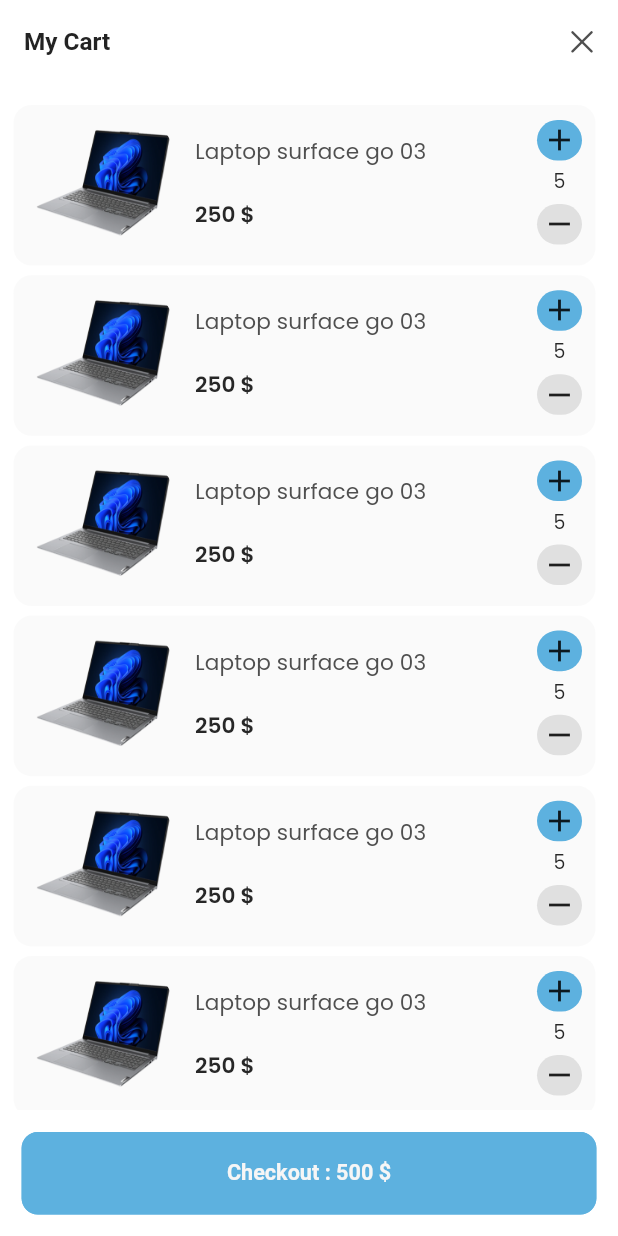
After one commit to SidahmedBelkadi/flutter_ecommerce_with_getx_and_animations_UI, a Flutter app: the CartScreen screen opened by its route, on a phone screen of 412 x 824 dp. The commit adds this screen. Run offline on Flutter 3.47's test engine with Material 3 defaults, Android fonts, the phone set to English and light mode, and no system bars; our stand-ins replace badges, carousel_slider, flutter_animate, flutter_otp_text_field, flutter_screenutil, flutter_staggered_animations and 7 more; accounts and stored records are empty; project files that could hold a hidden picture were left out.

Commit message:
Cart screen

```diff
--- a/lib/common/widgets/appBars/custom_back_app_bar.dart
+++ b/lib/common/widgets/appBars/custom_back_app_bar.dart
@@ -18,6 +18,7 @@ class CustomSimpleBackAppBar extends StatelessWidget implements PreferredSize {
     return AppBar(
       title: Text(title ?? ""),
       automaticallyImplyLeading: false,
+      centerTitle: false,
       actions: [
         IconButton(
           icon: const Icon(CupertinoIcons.clear),
--- a/lib/common/widgets/headers/header_and_cart.dart
+++ b/lib/common/widgets/headers/header_and_cart.dart
@@ -1,4 +1,5 @@
 import 'package:badges/badges.dart' as badges;
+import 'package:ecommmerce/config/routing/app_routes.dart';
 import 'package:flutter/material.dart';
 import 'package:get/get.dart';
 import 'package:iconsax/iconsax.dart';
@@ -42,7 +43,10 @@ class HeaderAndCartIcon extends StatelessWidget {
           ),
           badgeStyle: badges.BadgeStyle(
               badgeColor: Get.isDarkMode ? AppColors.grey : AppColors.primary),
-          child: const Icon(Iconsax.shopping_cart),
+          child: GestureDetector(
+            onTap: () => Get.toNamed(AppRoutes.cart),
+            child: const Icon(Iconsax.shopping_cart),
+          ),
         )
       ],
     );
--- a/lib/config/routing/app_routes.dart
+++ b/lib/config/routing/app_routes.dart
@@ -12,4 +12,5 @@ class AppRoutes {
   static const store = "/store";
   static const wishlist = "/wishlist";
   static const profile = "/profile";
+  static const cart = "/cart";
 }
--- a/lib/config/routing/routes.dart
+++ b/lib/config/routing/routes.dart
@@ -1,5 +1,6 @@
 import 'package:ecommmerce/common/screens/main_screen.dart';
 import 'package:ecommmerce/config/routing/app_routes.dart';
+import 'package:ecommmerce/features/shop/screens/cart/cart.screen.dart';
 import 'package:ecommmerce/utils/core/middlewares/init.middleware.dart';
 import 'package:get/get.dart';
 
@@ -94,4 +95,11 @@ List<GetPage<dynamic>>? getPages = [
     page: () => const ProfileScreen(),
     transition: routeTransition,
   ),
+
+  // ---- Cart ----- //
+  GetPage(
+    name: AppRoutes.cart,
+    page: () => const CartScreen(),
+    transition: routeTransition,
+  ),
 ];
--- /dev/null
+++ b/lib/features/shop/screens/cart/cart.screen.dart
@@ -0,0 +1,107 @@
+import 'package:ecommmerce/common/widgets/appBars/custom_back_app_bar.dart';
+import 'package:ecommmerce/common/widgets/buttons/custom_elevated_button.dart';
+import 'package:ecommmerce/common/widgets/shadows/card_shadow.dart';
+import 'package:ecommmerce/features/shop/screens/cart/widgets/cart_icon.dart';
+import 'package:ecommmerce/features/shop/screens/cart/widgets/product_cart_image.dart';
+import 'package:ecommmerce/features/shop/screens/cart/widgets/product_cart_title_price.dart';
+import 'package:ecommmerce/utils/constants/app_colors.dart';
+import 'package:ecommmerce/utils/constants/app_images.dart';
+import 'package:ecommmerce/utils/constants/app_sizes.dart';
+import 'package:ecommmerce/utils/constants/app_texts.dart';
+import 'package:flutter/material.dart';
+import 'package:flutter_screenutil/flutter_screenutil.dart';
+import 'package:flutter_staggered_animations/flutter_staggered_animations.dart';
+import 'package:get/get.dart';
+
+class CartScreen extends StatelessWidget {
+  const CartScreen({super.key});
+
+  @override
+  Widget build(BuildContext context) {
+    return Scaffold(
+      appBar: const CustomSimpleBackAppBar(title: AppTexts.myCart),
+      bottomNavigationBar: Padding(
+        padding: EdgeInsets.all(AppSizes.md.sp),
+        child: AppElevatedButton(text: "Checkout : 500 \$", onPressed: () {}),
+      ),
+      body: SingleChildScrollView(
+        child: Padding(
+          padding: const EdgeInsets.fromLTRB(
+            AppSizes.md,
+            AppSizes.md,
+            AppSizes.md,
+            AppSizes.defaultSpace,
+          ),
+          child: Column(
+            children: [
+              AnimationLimiter(
+                child: ListView.separated(
+                  physics: const NeverScrollableScrollPhysics(),
+                  shrinkWrap: true,
+                  itemBuilder: (_, index) =>
+                      AnimationConfiguration.staggeredList(
+                    position: index,
+                    duration: const Duration(milliseconds: 375),
+                    child: const SlideAnimation(
+                      horizontalOffset: 100.0,
+                      child: FadeInAnimation(
+                        child: ProductCartItem(),
+                      ),
+                    ),
+                  ),
+                  separatorBuilder: (__, _) =>
+                      SizedBox(height: AppSizes.spaceBtwItems.h),
+                  itemCount: 8,
+                ),
+              ),
+            ],
+          ),
+        ),
+      ),
+    );
+  }
+}
+
+class ProductCartItem extends StatelessWidget {
+  const ProductCartItem({
+    super.key,
+  });
+
+  @override
+  Widget build(BuildContext context) {
+    return Container(
+      height: 110.h,
+      padding: const EdgeInsets.all(AppSizes.sm),
+      decoration: BoxDecoration(
+        boxShadow: [
+          buildBoxShadow(),
+        ],
+        borderRadius: BorderRadius.circular(AppSizes.borderRadiusLg),
+      ),
+      child: Row(
+        children: [
+          const ProductCartImage(image: AppImages.laptop),
+          SizedBox(width: AppSizes.md.w),
+          const ProductCartTitleAndPrice(
+            title: "Laptop surface go 03",
+            price: "250",
+          ),
+          Column(
+            mainAxisAlignment: MainAxisAlignment.spaceBetween,
+            children: [
+              const CartIcon(
+                color: AppColors.primary,
+                icon: Icons.add,
+              ),
+              const Text("5"),
+              CartIcon(
+                color: Get.isDarkMode ? AppColors.darkGrey : AppColors.grey,
+                icon: Icons.remove,
+              ),
+            ],
+          )
+        ],
+      ),
+    );
+  }
+}
--- /dev/null
+++ b/lib/features/shop/screens/cart/widgets/cart_icon.dart
@@ -0,0 +1,31 @@
+import 'package:flutter/material.dart';
+import 'package:flutter_screenutil/flutter_screenutil.dart';
+
+import '../../../../../utils/constants/app_sizes.dart';
+
+class CartIcon extends StatelessWidget {
+  const CartIcon({
+    super.key,
+    required this.color,
+    required this.icon,
+  });
+
+  final Color color;
+  final IconData icon;
+
+  @override
+  Widget build(BuildContext context) {
+    return Container(
+      height: 30.h,
+      width: 30.w,
+      decoration: BoxDecoration(
+        color: color,
+        borderRadius: BorderRadius.circular(100),
+      ),
+      child: Icon(
+        icon,
+        size: AppSizes.iconMd,
+      ),
+    );
+  }
+}
--- a/lib/features/shop/screens/store/widgets/card_image.dart
+++ b/lib/features/shop/screens/cart/widgets/product_cart_image.dart
@@ -3,8 +3,8 @@ import 'package:flutter_screenutil/flutter_screenutil.dart';
 
 import '../../../../../utils/constants/app_sizes.dart';
 
-class CardImage extends StatelessWidget {
-  const CardImage({
+class ProductCartImage extends StatelessWidget {
+  const ProductCartImage({
     super.key,
     required this.image,
   });
@@ -14,14 +14,12 @@ class CardImage extends StatelessWidget {
   @override
   Widget build(BuildContext context) {
     return ClipRRect(
-      borderRadius: const BorderRadius.only(
-        bottomLeft: Radius.circular(AppSizes.borderRadiusLg),
-        bottomRight: Radius.circular(AppSizes.borderRadiusLg),
-      ),
+      borderRadius: BorderRadius.circular(AppSizes.borderRadiusLg),
       child: Image(
         image: AssetImage(image),
-        height: 200.h,
         fit: BoxFit.fill,
+        height: 80.h,
+        width: 100.h,
       ),
     );
   }
--- /dev/null
+++ b/lib/features/shop/screens/cart/widgets/product_cart_title_price.dart
@@ -0,0 +1,39 @@
+import 'package:flutter/material.dart';
+import 'package:get/get.dart';
+
+import '../../../../../utils/constants/app_colors.dart';
+
+class ProductCartTitleAndPrice extends StatelessWidget {
+  const ProductCartTitleAndPrice({
+    super.key,
+    required this.title,
+    required this.price,
+  });
+
+  final String title;
+  final String price;
+
+  @override
+  Widget build(BuildContext context) {
+    return Expanded(
+      child: Column(
+        mainAxisAlignment: MainAxisAlignment.spaceAround,
+        crossAxisAlignment: CrossAxisAlignment.start,
+        children: [
+          Text(
+            title,
+            style: Theme.of(context).textTheme.titleSmall!.apply(
+                  color: Get.isDarkMode ? AppColors.grey : AppColors.darkerGrey,
+                ),
+            maxLines: 2,
+            overflow: TextOverflow.ellipsis,
+          ),
+          Text(
+            "$price \$",
+            style: Theme.of(context).textTheme.titleLarge,
+          ),
+        ],
+      ),
+    );
+  }
+}
--- a/lib/features/shop/screens/store/widgets/products_grid_layout.dart
+++ b/lib/features/shop/screens/store/widgets/products_grid_layout.dart
@@ -20,7 +20,7 @@ class ProductsGridLayout extends StatelessWidget {
           physics: const NeverScrollableScrollPhysics(),
           gridDelegate: SliverGridDelegateWithFixedCrossAxisCount(
             crossAxisCount: 2,
-            mainAxisExtent: 320.h,
+            mainAxisExtent: 260.h,
             mainAxisSpacing: AppSizes.gridViewSpacing,
             crossAxisSpacing: AppSizes.gridViewSpacing,
           ),
--- a/lib/features/shop/screens/wishlist/wishlist.screen.dart
+++ b/lib/features/shop/screens/wishlist/wishlist.screen.dart
@@ -1,3 +1,6 @@
+import 'package:ecommmerce/features/shop/screens/store/widgets/products_grid_layout.dart';
+import 'package:ecommmerce/utils/constants/app_sizes.dart';
+import 'package:ecommmerce/utils/constants/app_texts.dart';
 import 'package:flutter/material.dart';
 
 class WishListScreen extends StatelessWidget {
@@ -6,9 +9,26 @@ class WishListScreen extends StatelessWidget {
   @override
   Widget build(BuildContext context) {
     return Scaffold(
-      appBar: AppBar(
-        title: Text("WishList"),
+      appBar: buildAppBar(),
+      body: const SingleChildScrollView(
+        child: Padding(
+          padding: EdgeInsets.all(AppSizes.defaultSpace),
+          child: ProductsGridLayout(),
+        ),
       ),
     );
   }
+
+  AppBar buildAppBar() {
+    return AppBar(
+      title: const Text(AppTexts.wishList),
+      centerTitle: false,
+      actions: [
+        IconButton(
+          onPressed: () {},
+          icon: const Icon(Icons.add),
+        ),
+      ],
+    );
+  }
 }
--- a/lib/utils/constants/app_texts.dart
+++ b/lib/utils/constants/app_texts.dart
@@ -52,4 +52,10 @@ class AppTexts {
   static const goodDayForShopping = "Good day for shopping";
   static const categories = "Categories";
   static const recentProducts = "Recent Products";
+
+  // ============= WishList ================= //
+  static const wishList = "Wishlist";
+
+  // ============= WishList ================= //
+  static const myCart = "My Cart";
 }
```
